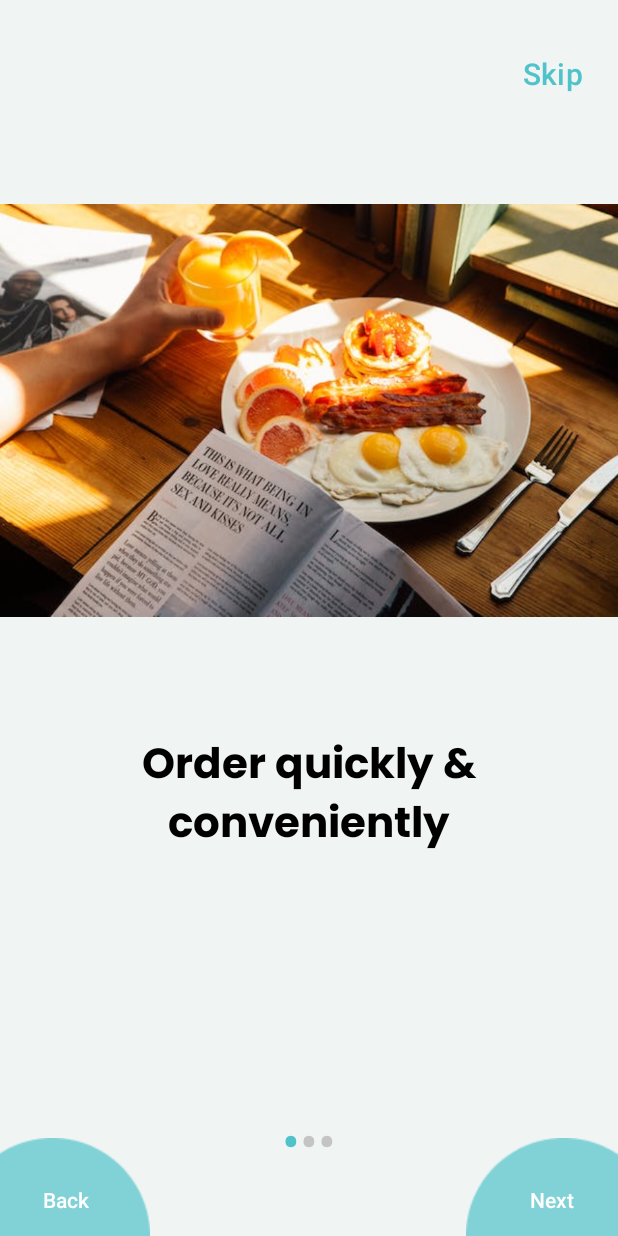
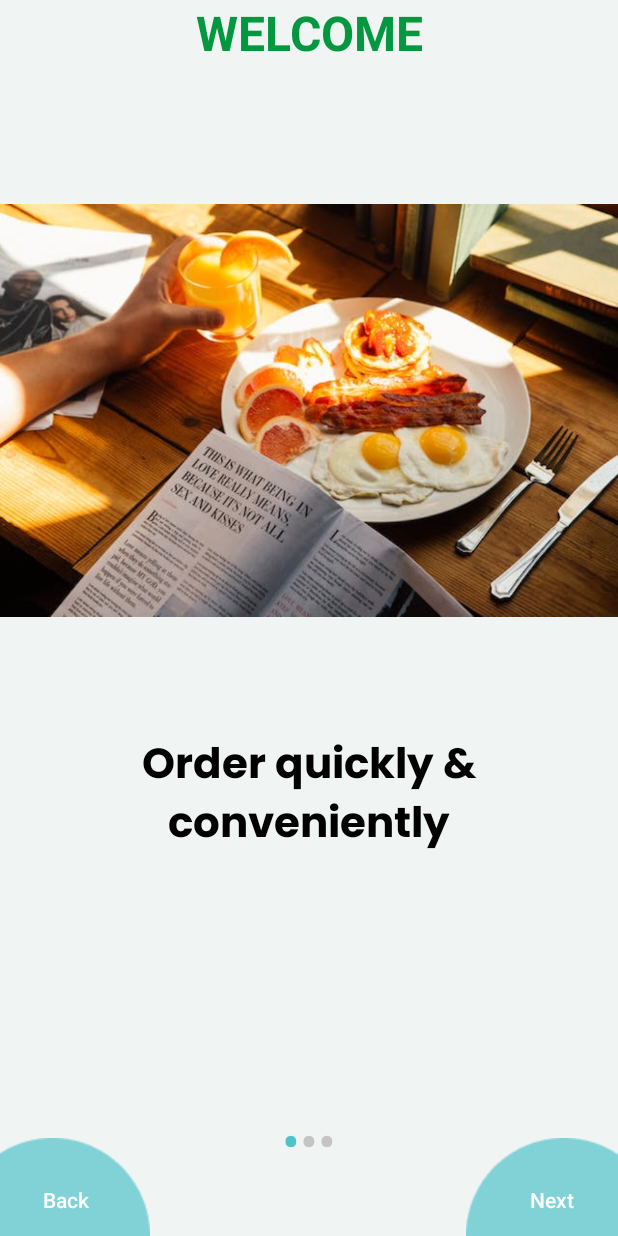
Before and after one commit to thangnguyen02/Restaurant-Management, an Android app: the SlideActivity screen opened directly, with no data from a screen before it, on a phone screen of 412 x 824 dp. Run offline under Robolectric (Android 15) with nearby library versions, the phone set to English and light mode, and no system bars.

Commit message:
update upload avatar

```diff
--- a/app/src/main/java/com/example/restaurantmanagement/Activity/ProfileActivity.java
+++ b/app/src/main/java/com/example/restaurantmanagement/Activity/ProfileActivity.java
@@ -63,6 +63,7 @@ public class ProfileActivity extends AppCompatActivity {
             @Override
             public void run() {
                 final UserEntity userEntity = userDao.getUserByUsername(name);
+                System.out.println("id: "+ userEntity.getId());
                 if (userEntity != null || userEntity.getImage() != null) {
                     runOnUiThread(new Runnable() {
                         @Override
--- a/app/src/main/java/com/example/restaurantmanagement/Activity/RegisterActivity.java
+++ b/app/src/main/java/com/example/restaurantmanagement/Activity/RegisterActivity.java
@@ -96,13 +96,14 @@ public class RegisterActivity extends AppCompatActivity {
             try {
                 Bitmap bitmap = MediaStore.Images.Media.getBitmap(this.getContentResolver(), selectedImageUri);
                 ByteArrayOutputStream stream = new ByteArrayOutputStream();
-                bitmap.compress(Bitmap.CompressFormat.JPEG, 100, stream);
+                bitmap.compress(Bitmap.CompressFormat.JPEG, 50, stream);
                 imageBytes = stream.toByteArray();
                 userEntity.setImage(imageBytes);
 
             } catch (IOException e) {
                 StyleableToast.makeText(getApplicationContext(), "Image is invalid", Toast.LENGTH_LONG, R.style.toast_error).show();
                 e.printStackTrace();
+                return;
             }
 
 
--- a/app/src/main/java/com/example/restaurantmanagement/Activity/SlideActivity.java
+++ b/app/src/main/java/com/example/restaurantmanagement/Activity/SlideActivity.java
@@ -31,7 +31,7 @@ public class SlideActivity extends AppCompatActivity {
 
         backbtn = findViewById(R.id.backbtn);
         nextbtn = findViewById(R.id.nextbtn);
-        skipbtn = findViewById(R.id.skipButton);
+//        skipbtn = findViewById(R.id.skipButton);
 
         backbtn.setOnClickListener(new View.OnClickListener() {
             @Override
@@ -63,17 +63,17 @@ public class SlideActivity extends AppCompatActivity {
             }
         });
 
-        skipbtn.setOnClickListener(new View.OnClickListener() {
-            @Override
-            public void onClick(View v) {
-
-
-                Intent i = new Intent(SlideActivity.this,HomeScreenActivity.class);
-                startActivity(i);
-                finish();
-
-            }
-        });
+//        skipbtn.setOnClickListener(new View.OnClickListener() {
+//            @Override
+//            public void onClick(View v) {
+//
+//
+//                Intent i = new Intent(SlideActivity.this,HomeScreenActivity.class);
+//                startActivity(i);
+//                finish();
+//
+//            }
+//        });
 
         mSLideViewPager = (ViewPager) findViewById(R.id.slideViewPager);
         mDotLayout = (LinearLayout) findViewById(R.id.indicator_layout);
--- a/app/src/main/res/layout/activity_profile.xml
+++ b/app/src/main/res/layout/activity_profile.xml
@@ -34,7 +34,7 @@
             android:layout_width="180dp"
             android:layout_height="180dp"
             android:scaleType="centerCrop"
-            android:src="@drawable/logo" />
+            android:src="@drawable/avatar" />
     </androidx.cardview.widget.CardView>
 
     <TextView
@@ -163,7 +163,6 @@
                 android:layout_height="wrap_content"
                 android:layout_weight="1"
                 android:hint="Email"
-                android:text="Email"
                 android:textSize="18sp" />
         </LinearLayout>
 
@@ -179,7 +178,6 @@
                 android:layout_height="wrap_content"
                 android:layout_weight="1"
                 android:hint="Full name"
-                android:text="Full name"
                 android:textSize="18sp" />
         </LinearLayout>
 
@@ -195,7 +193,6 @@
                 android:layout_height="wrap_content"
                 android:layout_weight="1"
                 android:hint="Phone"
-                android:text="Phone"
                 android:textSize="18sp" />
 
         </LinearLayout>
--- a/app/src/main/res/layout/activity_slide.xml
+++ b/app/src/main/res/layout/activity_slide.xml
@@ -7,17 +7,17 @@
     android:background="@color/background"
     tools:context=".Activity.SlideActivity">
 
-    <Button
-        android:id="@+id/skipButton"
+
+    <TextView
         android:layout_width="wrap_content"
         android:layout_height="wrap_content"
-        android:background="#00000000"
-        android:text="Skip"
-        android:textColor="@color/buttontext"
-        android:layout_marginTop="25sp"
-        android:textSize="20sp"
+        android:text="WELCOME"
+        android:textColor="@color/green"
+        android:textSize="32sp"
+        app:layout_constraintTop_toTopOf="parent"
         app:layout_constraintEnd_toEndOf="parent"
-        app:layout_constraintTop_toTopOf="parent" />
+        app:layout_constraintStart_toStartOf="parent"
+        android:textStyle="bold"/>
 
     <androidx.viewpager.widget.ViewPager
         android:id="@+id/slideViewPager"
```
Also changed, not shown: app/src/main/java/com/example/restaurantmanagement/Activity/HomeScreenActivity.java (+6 -4 lines), app/src/main/res/layout/activity_home_screen.xml (+4 -4 lines), app/src/main/res/drawable/avatar.jpg (added).
